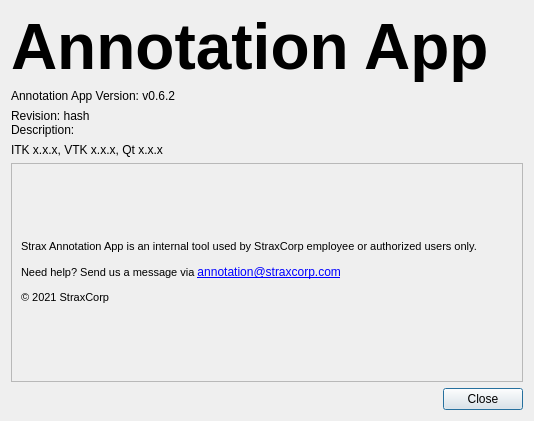
Qt form Modules/QtWidgetsExt/src/QmitkAboutDialogGUI.ui (StraxCorp/MITK-Strax) before a commit.
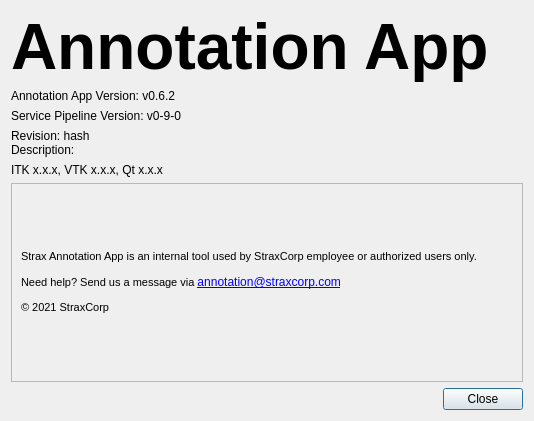
The same form after that commit.

Commit message: SAN-153: Showing service pipeline version in the `About` dialog (#6)

What changed in the file:
```diff
--- a/Modules/QtWidgetsExt/src/QmitkAboutDialogGUI.ui
+++ b/Modules/QtWidgetsExt/src/QmitkAboutDialogGUI.ui
@@ -61,6 +61,22 @@
          </property>
         </widget>
        </item>
+       <item>
+        <widget class="QLabel" name="m_ApplicationVersion">
+         <property name="sizePolicy">
+          <sizepolicy hsizetype="Minimum" vsizetype="Minimum">
+           <horstretch>0</horstretch>
+           <verstretch>0</verstretch>
+          </sizepolicy>
+         </property>
+         <property name="text">
+          <string>Service Pipeline Version: v0-9-0</string>
+         </property>
+         <property name="alignment">
+          <set>Qt::AlignLeading|Qt::AlignLeft|Qt::AlignTop</set>
+         </property>
+        </widget>
+       </item>
        <item>
         <widget class="QLabel" name="m_RevisionLabel">
          <property name="sizePolicy">
```
